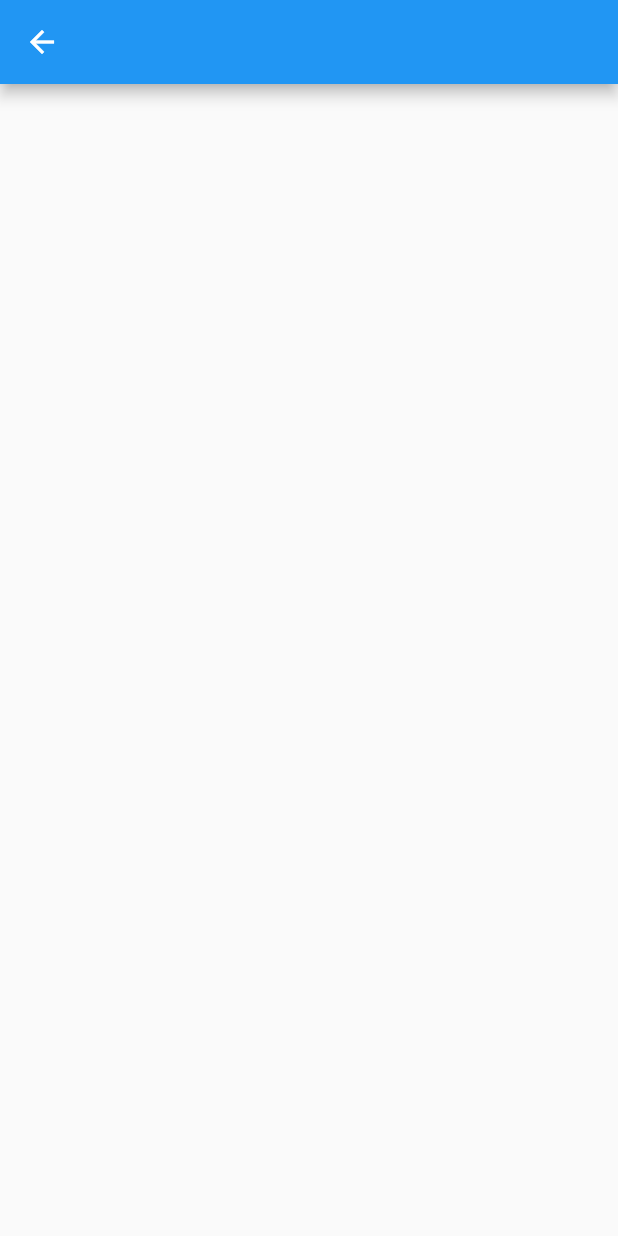
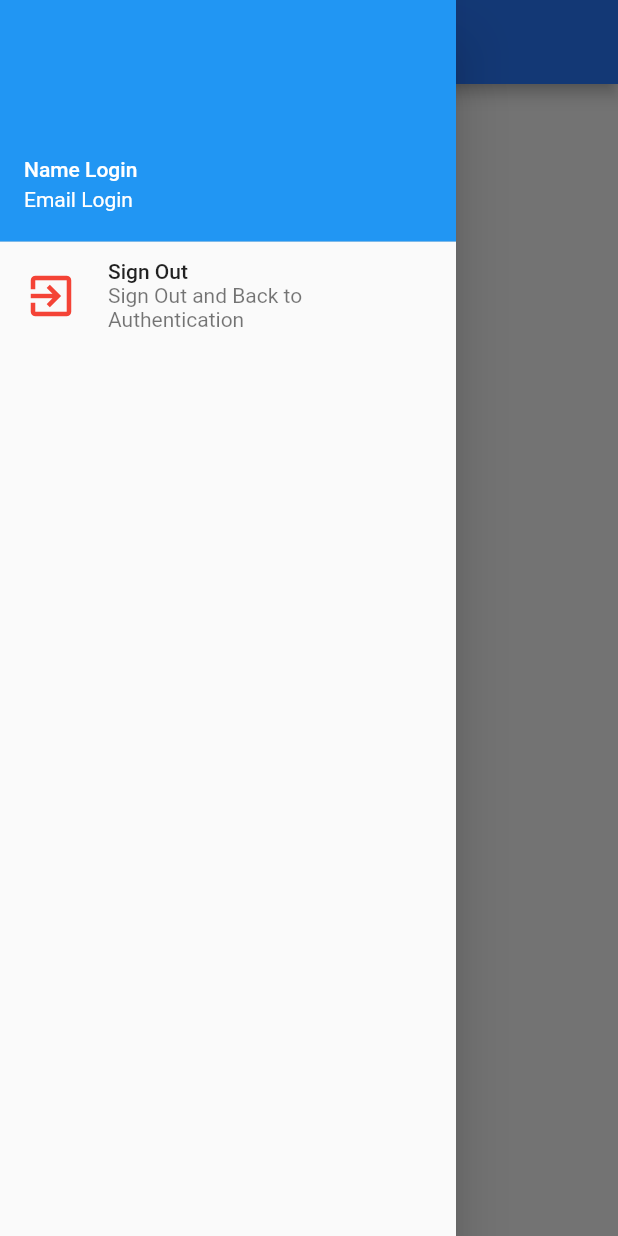
Before and after one commit to blue152527/PunGLO, a Flutter app: the MyService screen opened directly, with the side drawer open (before the commit the screen has no drawer), on a phone screen of 412 x 824 dp. Run offline on Flutter 3.47's test engine with Material 2 defaults, Android fonts, the phone set to English and light mode, and no system bars; our stand-ins replace firebase_auth, firebase_storage, image_picker; accounts and stored records are empty.

Commit message:
Login OK

```diff
--- a/lib/widget/my_service.dart
+++ b/lib/widget/my_service.dart
@@ -1,4 +1,7 @@
+import 'package:firebase_auth/firebase_auth.dart';
 import 'package:flutter/material.dart';
+import 'package:punglo/utility/my_style.dart';
+import 'package:punglo/widget/authen.dart';
 
 class MyService extends StatefulWidget {
   @override
@@ -6,10 +9,53 @@ class MyService extends StatefulWidget {
 }
 
 class _MyServiceState extends State<MyService> {
+  //Field
+
+  //Method
+  Widget menuSignOut() {
+    return ListTile(
+      onTap: () {
+        processSignOut();
+      },
+      subtitle: Text('Sign Out and Back to Authentication'),
+      title: Text('Sign Out'),
+      leading: Icon(
+        Icons.exit_to_app,
+        size: 36.0,
+        color: Colors.red,
+      ),
+    );
+  }
+
+  Future<void> processSignOut() async {
+    FirebaseAuth auth = FirebaseAuth.instance;
+    await auth.signOut().then((response) {
+      MaterialPageRoute route = MaterialPageRoute(builder: (value) => Authen());
+      Navigator.of(context).pushAndRemoveUntil(route, (route) => false);
+    });
+  }
+
+  Widget showHeader() {
+    return UserAccountsDrawerHeader(
+        accountName: Text('Name Login'), accountEmail: Text('Email Login'));
+  }
+
+  Widget showDrawer() {
+    return Drawer(
+      child: ListView(
+        children: <Widget>[showHeader(), menuSignOut()],
+      ),
+    );
+  }
+
   @override
   Widget build(BuildContext context) {
     return Scaffold(
-      appBar: AppBar(),
+      drawer: showDrawer(),
+      appBar: AppBar(
+        title: Text('My Service'),
+        backgroundColor: MyStyle().primaryColor,
+      ),
     );
   }
 }
```
Also changed, not shown: lib/widget/authen.dart (+82 -10 lines).
